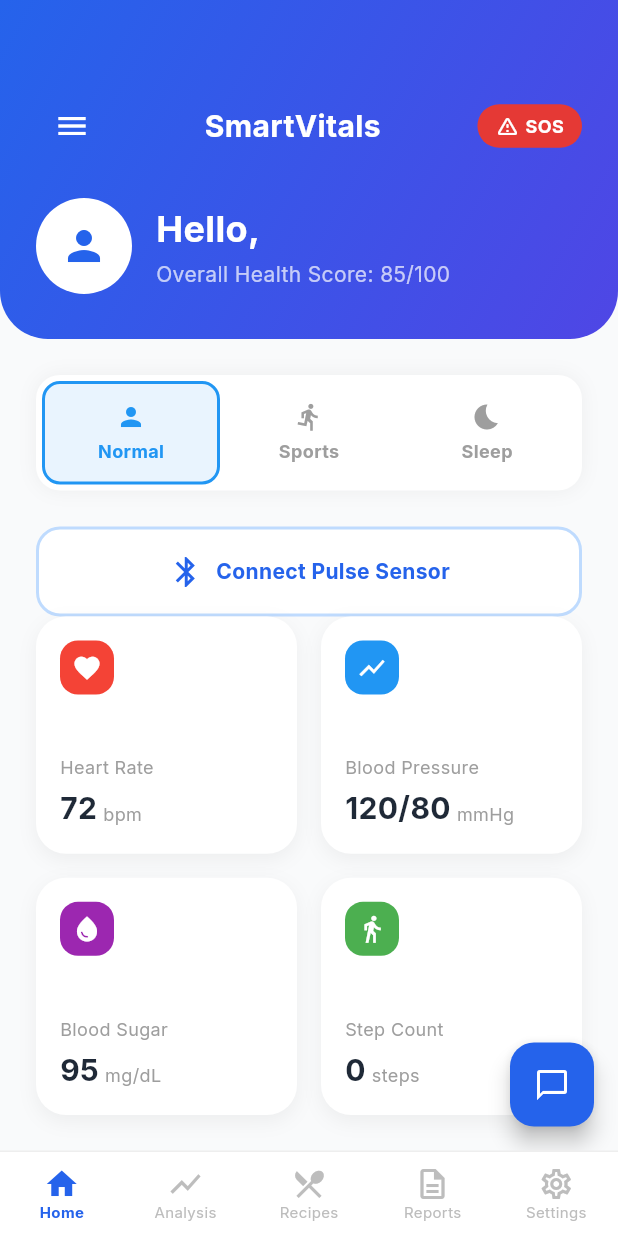
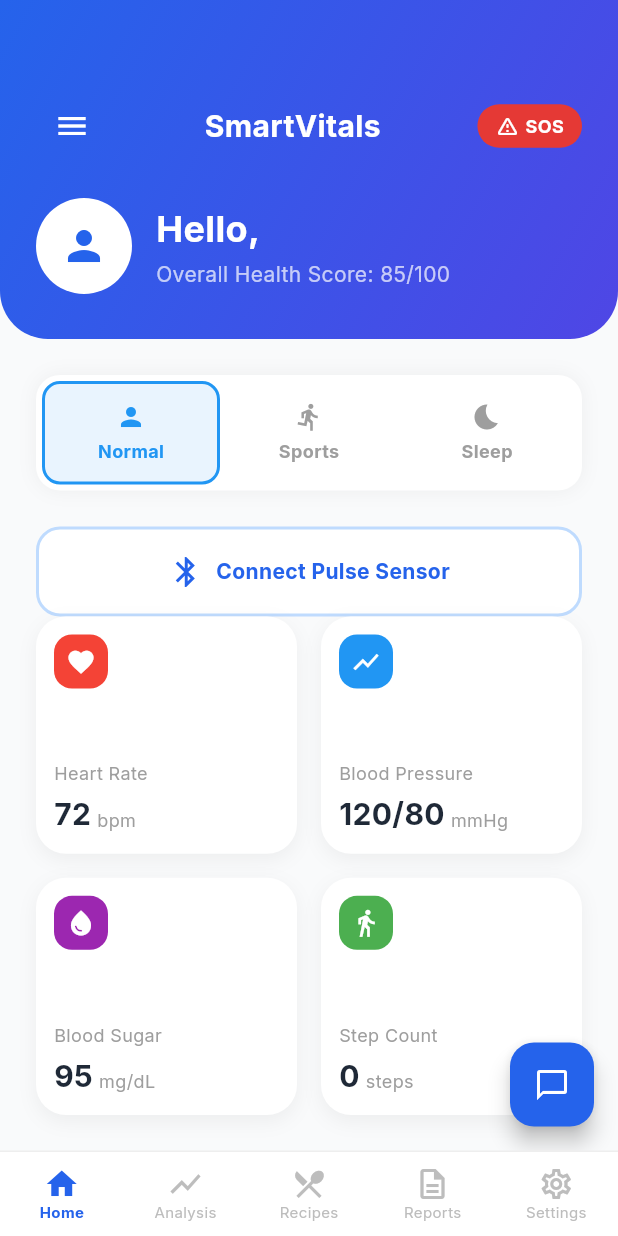
Before and after one commit to 0xbarss/smart_vitals, a Flutter app: the screen it shows once a user with an empty profile is signed in, on a phone screen of 412 x 824 dp. Run offline on Flutter 3.47's test engine with Material 3 defaults, Android fonts, the phone set to English and light mode, and no system bars; our stand-ins replace cloud_firestore, csv, equatable, file_picker, firebase_auth, firebase_core and 12 more; missing offline and left inert: flutter_ringtone_player, health, syncfusion_flutter_pdf; accounts and stored records are empty; generated files the repository leaves out were written again.

Commit message:
Small fixes

```diff
--- a/lib/features/health_dashboard/presentation/pages/dashboard_page.dart
+++ b/lib/features/health_dashboard/presentation/pages/dashboard_page.dart
@@ -345,13 +345,6 @@ class _DashboardPageState extends State<DashboardPage> {
         final Color bgColor = isHighContrast
             ? Colors.black
             : const Color(0xFFF9FAFB);
-        final Color textColor = isHighContrast
-            ? Colors.yellowAccent
-            : const Color(0xFF1F2937);
-        final Color cardColor = isHighContrast ? Colors.black : Colors.white;
-        final Color borderColor = isHighContrast
-            ? Colors.white
-            : Colors.transparent;
 
         return Scaffold(
           backgroundColor: bgColor,
@@ -370,38 +363,6 @@ class _DashboardPageState extends State<DashboardPage> {
 
                     _buildVitalsGrid(isHighContrast),
                     const SizedBox(height: 24),
-
-                    Row(
-                      mainAxisAlignment: MainAxisAlignment.spaceBetween,
-                      children: [
-                        Text(
-                          "Your Goals",
-                          style: TextStyle(
-                            fontSize: 18,
-                            fontWeight: FontWeight.bold,
-                            color: textColor,
-                          ),
-                        ),
-                        Text(
-                          "Manage",
-                          style: TextStyle(
-                            fontSize: 14,
-                            fontWeight: FontWeight.w600,
-                            color: isHighContrast
-                                ? Colors.white
-                                : Colors.blue.shade600,
-                          ),
-                        ),
-                      ],
-                    ),
-                    const SizedBox(height: 16),
-                    _buildGoalsList(
-                      cardColor,
-                      borderColor,
-                      textColor,
-                      isHighContrast,
-                    ),
-                    const SizedBox(height: 20),
                   ],
                 ),
               ),
@@ -777,114 +738,4 @@ class _DashboardPageState extends State<DashboardPage> {
       ],
     );
   }
-
-  Widget _buildGoalsList(
-    Color cardColor,
-    Color borderColor,
-    Color textColor,
-    bool isHighContrast,
-  ) {
-    return Column(
-      children: [
-        _buildGoalItem(
-          "Daily Calories",
-          "2150",
-          "2000 kcal",
-          1.0,
-          Colors.orange,
-          cardColor,
-          borderColor,
-          textColor,
-          isHighContrast,
-        ),
-        _buildGoalItem(
-          "Body Fat",
-          "22",
-          "18 %",
-          0.7,
-          Colors.purple,
-          cardColor,
-          borderColor,
-          textColor,
-          isHighContrast,
-        ),
-        _buildGoalItem(
-          "Water Intake",
-          "6",
-          "8 glasses",
-          0.75,
-          Colors.blue,
-          cardColor,
-          borderColor,
-          textColor,
-          isHighContrast,
-        ),
-      ],
-    );
-  }
-
-  Widget _buildGoalItem(
-    String label,
-    String current,
-    String target,
-    double progress,
-    Color color,
-    Color bgColor,
-    Color borderColor,
-    Color textColor,
-    bool isHighContrast,
-  ) {
-    return Container(
-      margin: const EdgeInsets.only(bottom: 12),
-      padding: const EdgeInsets.all(16),
-      decoration: BoxDecoration(
-        color: bgColor,
-        borderRadius: BorderRadius.circular(16),
-        border: Border.all(color: borderColor),
-        boxShadow: isHighContrast
-            ? null
-            : [
-                BoxShadow(
-                  color: Colors.black.withValues(alpha: 0.05),
-                  blurRadius: 4,
-                  offset: const Offset(0, 2),
-                ),
-              ],
-      ),
-      child: Column(
-        children: [
-          Row(
-            mainAxisAlignment: MainAxisAlignment.spaceBetween,
-            children: [
-              Text(
-                label,
-                style: TextStyle(fontWeight: FontWeight.bold, color: textColor),
-              ),
-              Text(
-                "$current / $target",
-                style: TextStyle(
-                  fontSize: 12,
-                  color: isHighContrast ? Colors.white70 : Colors.grey.shade600,
-                ),
-              ),
-            ],
-          ),
-          const SizedBox(height: 8),
-          ClipRRect(
-            borderRadius: BorderRadius.circular(10),
-            child: LinearProgressIndicator(
-              value: progress,
-              backgroundColor: isHighContrast
-                  ? Colors.grey[800]
-                  : Colors.grey.shade200,
-              valueColor: AlwaysStoppedAnimation<Color>(
-                isHighContrast ? Colors.yellowAccent : color,
-              ),
-              minHeight: 8,
-            ),
-          ),
-        ],
-      ),
-    );
-  }
 }
--- a/lib/features/health_dashboard/presentation/widgets/vital_card.dart
+++ b/lib/features/health_dashboard/presentation/widgets/vital_card.dart
@@ -8,7 +8,7 @@ class VitalCard extends StatelessWidget {
   final Color iconColor;
   final Color iconBgColor;
   final VoidCallback onTap;
-  final bool isHighContrast; // New Parameter
+  final bool isHighContrast;
 
   const VitalCard({
     super.key,
@@ -19,19 +19,17 @@ class VitalCard extends StatelessWidget {
     required this.iconColor,
     required this.iconBgColor,
     required this.onTap,
-    this.isHighContrast = false, // Default false
+    this.isHighContrast = false,
   });
 
   @override
   Widget build(BuildContext context) {
-    // Determine colors based on mode
     final bgColor = isHighContrast ? Colors.black : Colors.white;
     final borderColor = isHighContrast ? Colors.white : Colors.transparent;
     final titleColor = isHighContrast ? Colors.white70 : Colors.grey[500];
     final valueColor = isHighContrast ? Colors.yellowAccent : const Color(0xFF1F2937);
     final unitColor = isHighContrast ? Colors.white70 : Colors.grey[500];
 
-    // Icon Box
     final iconBoxColor = isHighContrast ? Colors.grey[900] : iconBgColor;
     final iconBoxIconColor = isHighContrast ? Colors.yellowAccent : iconColor;
     final iconBoxBorder = isHighContrast ? Border.all(color: Colors.white) : null;
@@ -39,7 +37,7 @@ class VitalCard extends StatelessWidget {
     return GestureDetector(
       onTap: onTap,
       child: Container(
-        padding: const EdgeInsets.all(16),
+        padding: const EdgeInsets.all(12),
         decoration: BoxDecoration(
           color: bgColor,
           borderRadius: BorderRadius.circular(20),
@@ -67,7 +65,11 @@ class VitalCard extends StatelessWidget {
             const Spacer(),
             Text(
               title,
-              style: TextStyle(color: titleColor, fontSize: 12),
+              style: TextStyle(
+                  color: titleColor,
+                  fontSize: 12,
+                  overflow: TextOverflow.ellipsis
+              ),
             ),
             const SizedBox(height: 4),
             Row(
@@ -79,6 +81,7 @@ class VitalCard extends StatelessWidget {
                     fontSize: 20,
                     fontWeight: FontWeight.bold,
                     color: valueColor,
+                    overflow: TextOverflow.ellipsis
                   ),
                 ),
                 const SizedBox(width: 4),
@@ -86,7 +89,11 @@ class VitalCard extends StatelessWidget {
                   padding: const EdgeInsets.only(bottom: 2),
                   child: Text(
                     unit,
-                    style: TextStyle(fontSize: 12, color: unitColor),
+                    style: TextStyle(
+                        fontSize: 12,
+                        color: unitColor,
+                        overflow: TextOverflow.ellipsis
+                    ),
                   ),
                 ),
               ],
--- a/lib/features/recipes/presentation/pages/recipe_detail_page.dart
+++ b/lib/features/recipes/presentation/pages/recipe_detail_page.dart
@@ -111,8 +111,9 @@ class RecipeDetailPage extends StatelessWidget {
                           borderRadius: BorderRadius.circular(16),
                           border: isHighContrast ? Border.all(color: Colors.white24) : null,
                         ),
+                        child: Center(
                           child: Wrap(
-                          spacing: 48,
+                            spacing: 32,
                             runSpacing: 16,
                             alignment: WrapAlignment.spaceAround,
                             children: [
@@ -124,6 +125,7 @@ class RecipeDetailPage extends StatelessWidget {
                               _buildStat(Icons.water_drop, "${recipe.water.toStringAsFixed(1)}g", "Water", isHighContrast),
                               _buildStat(Icons.shutter_speed, "${recipe.sodium.round()}mg", "Sodium", isHighContrast),
                             ],
+                          ),
                         ),
                       ),
                       const SizedBox(height: 32),
```
Lines whose indentation alone changed are shown as unchanged.
